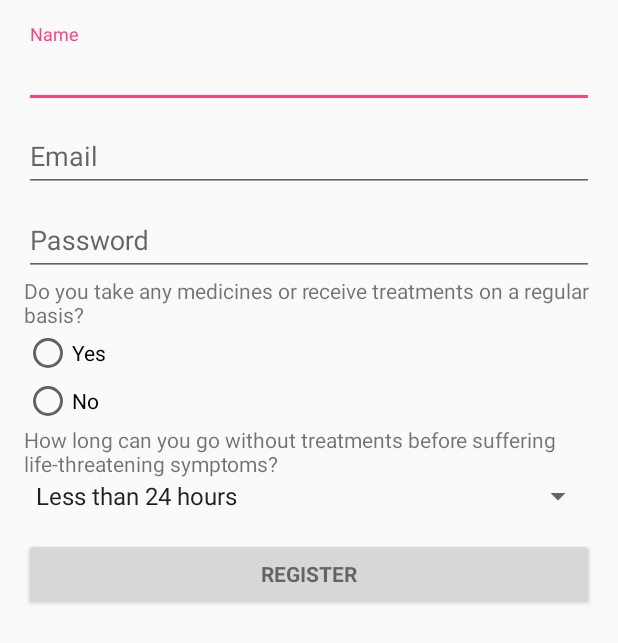
After one commit to markwilmes/BADASS, an Android app: the layout activity_create_account.xml on its own in the app's theme, with its tools: preview values and no code run, on a phone screen of 412 x 824 dp. The commit adds this screen. Shown: the top 643 px of the screen. Run offline under Robolectric (Android 15) with nearby library versions, the phone set to English and light mode, and no system bars.

Commit message:
Chloe's layouts
The xml layouts for create_account and send_message PLUS some strings needed for them

```diff
--- /dev/null
+++ b/app/src/main/res/layout/activity_create_account.xml
@@ -0,0 +1,133 @@
+<LinearLayout xmlns:android="http://schemas.android.com/apk/res/android"
+    xmlns:tools="http://schemas.android.com/tools"
+    android:layout_width="match_parent"
+    android:layout_height="match_parent"
+    android:gravity="center_horizontal"
+    android:orientation="vertical"
+    android:paddingBottom="@dimen/activity_vertical_margin"
+    android:paddingLeft="@dimen/activity_horizontal_margin"
+    android:paddingRight="@dimen/activity_horizontal_margin"
+    android:paddingTop="@dimen/activity_vertical_margin"
+    tools:context="">
+
+    <!-- Login progress -->
+
+    <ProgressBar
+        android:id="@+id/login_progress"
+        style="?android:attr/progressBarStyleLarge"
+        android:layout_width="wrap_content"
+        android:layout_height="wrap_content"
+        android:layout_marginBottom="8dp"
+        android:visibility="gone" />
+
+    <ScrollView
+        android:id="@+id/login_form"
+        android:layout_width="match_parent"
+        android:layout_height="match_parent">
+
+        <LinearLayout
+            android:id="@+id/email_login_form"
+            android:layout_width="match_parent"
+            android:layout_height="wrap_content"
+            android:orientation="vertical">
+
+            <android.support.design.widget.TextInputLayout
+                android:layout_width="match_parent"
+                android:layout_height="wrap_content">
+
+                <EditText
+                    android:id="@+id/editText"
+                    android:layout_width="match_parent"
+                    android:layout_height="wrap_content"
+                    android:hint="@string/hint_name"
+                    android:ems="10"
+                    android:inputType="textPersonName" />
+
+            </android.support.design.widget.TextInputLayout>
+
+            <android.support.design.widget.TextInputLayout
+                android:layout_width="match_parent"
+                android:layout_height="wrap_content">
+
+                <AutoCompleteTextView
+                    android:id="@+id/email"
+                    android:layout_width="match_parent"
+                    android:layout_height="wrap_content"
+                    android:hint="@string/hint_email"
+                    android:inputType="textEmailAddress"
+                    android:maxLines="1"
+                    android:singleLine="true" />
+
+            </android.support.design.widget.TextInputLayout>
+
+            <android.support.design.widget.TextInputLayout
+                android:layout_width="match_parent"
+                android:layout_height="wrap_content">
+
+                <EditText
+                    android:id="@+id/password"
+                    android:layout_width="match_parent"
+                    android:layout_height="wrap_content"
+                    android:hint="@string/hint_password"
+                    android:imeActionId="@+id/login"
+                    android:imeActionLabel="@string/action_sign_in_short"
+                    android:imeOptions="actionUnspecified"
+                    android:inputType="textPassword"
+                    android:maxLines="1"
+                    android:singleLine="true" />
+
+
+            </android.support.design.widget.TextInputLayout>
+
+            <RadioGroup
+                android:layout_width="match_parent"
+                android:layout_height="match_parent">
+
+                <TextView
+                    android:id="@+id/textView"
+                    android:layout_width="wrap_content"
+                    android:layout_height="wrap_content"
+                    android:layout_weight="1"
+                    android:text="@string/hint_meds" />
+
+                <RadioButton
+                    android:id="@+id/radioButton2"
+                    android:layout_width="wrap_content"
+                    android:layout_height="wrap_content"
+                    android:layout_weight="1"
+                    android:text="Yes" />
+
+                <RadioButton
+                    android:id="@+id/radioButton"
+                    android:layout_width="match_parent"
+                    android:layout_height="wrap_content"
+                    android:layout_weight="1"
+                    android:text="No" />
+            </RadioGroup>
+
+            <TextView
+                android:id="@+id/textView"
+                android:layout_width="wrap_content"
+                android:layout_height="0dp"
+                android:layout_weight="1"
+                android:text="@string/hint_meds_details" />
+
+            <Spinner
+                android:id="@+id/spinner"
+                android:layout_width="match_parent"
+                android:layout_height="wrap_content"
+                android:dropDownSelector="@color/colorPrimary"
+                android:entries="@array/meds"/>
+
+            <Button
+                android:id="@+id/email_sign_in_button"
+                style="?android:textAppearanceSmall"
+                android:layout_width="match_parent"
+                android:layout_height="wrap_content"
+                android:layout_marginTop="16dp"
+                android:text="Register"
+                android:textStyle="bold" />
+
+        </LinearLayout>
+    </ScrollView>
+</LinearLayout>
--- /dev/null
+++ b/app/src/main/res/layout/compose_message.xml
@@ -0,0 +1,50 @@
+<?xml version="1.0" encoding="utf-8"?>
+<LinearLayout xmlns:android="http://schemas.android.com/apk/res/android"
+    android:layout_width="match_parent"
+    android:layout_height="match_parent"
+    android:gravity="center_horizontal"
+    android:orientation="vertical"
+    android:paddingBottom="@dimen/activity_vertical_margin"
+    android:paddingLeft="@dimen/activity_horizontal_margin"
+    android:paddingRight="@dimen/activity_horizontal_margin"
+    android:paddingTop="@dimen/activity_vertical_margin" >
+
+    <android.support.design.widget.TextInputLayout
+        android:layout_width="match_parent"
+        android:layout_height="425dp" >
+
+    <EditText
+        android:id="@+id/editText2"
+        android:layout_width="371dp"
+        android:layout_height="match_parent"
+        android:ems="10"
+        android:inputType="textPersonName"
+        android:text="@string/hint_message"
+        android:gravity="top"
+        android:layout_weight="4.29" />
+
+    </android.support.design.widget.TextInputLayout>
+
+
+    <LinearLayout
+        android:layout_width="match_parent"
+        android:layout_height="match_parent"
+        android:orientation="horizontal">
+
+    <Button
+        android:id="@+id/button"
+        android:layout_width="wrap_content"
+        android:layout_height="wrap_content"
+        android:layout_weight="1"
+        android:text="@string/send_nearby" />
+
+    <Button
+        android:id="@+id/button"
+        android:layout_width="wrap_content"
+        android:layout_height="wrap_content"
+        android:layout_weight="1"
+        android:text="@string/send_to_responder" />
+
+    </LinearLayout>
+
+</LinearLayout>
--- a/app/src/main/res/values/strings.xml
+++ b/app/src/main/res/values/strings.xml
@@ -1,3 +1,26 @@
 <resources>
     <string name="app_name">BADASS</string>
+    <string name="hint_name">Name</string>
+    <string name="hint_email">Email</string>
+    <string name="hint_password">Password</string>
+    <string name="hint_message">Type message here</string>
+    <string name="send_nearby">Send to nearby users</string>
+    <string name="send_to_responder">Send to first responder</string>
+    <string name="action_sign_in">Sign in or register</string>
+    <string name="action_sign_in_short">Sign in</string>
+    <string name="error_invalid_email">This email address is invalid</string>
+    <string name="error_invalid_password">This password is too short</string>
+    <string name="error_incorrect_password">This password is incorrect</string>
+    <string name="error_field_required">This field is required</string>
+    <string name="permission_rationale">"Contacts permissions are needed for providing email completions." </string>
+    <string name="hint_meds">Do you take any medicines or receive treatments on a regular basis?</string>
+    <string name="hint_meds_details">How long can you go without treatments before suffering life-threatening symptoms?</string>
+    <string-array name="meds">
+        <item>Less than 24 hours</item>
+        <item>1-3 days</item>
+        <item>3-7 days</item>
+        <item>1-2 weeks</item>
+        <item>More than 2 weeks</item>
+    </string-array>
+
 </resources>
```
